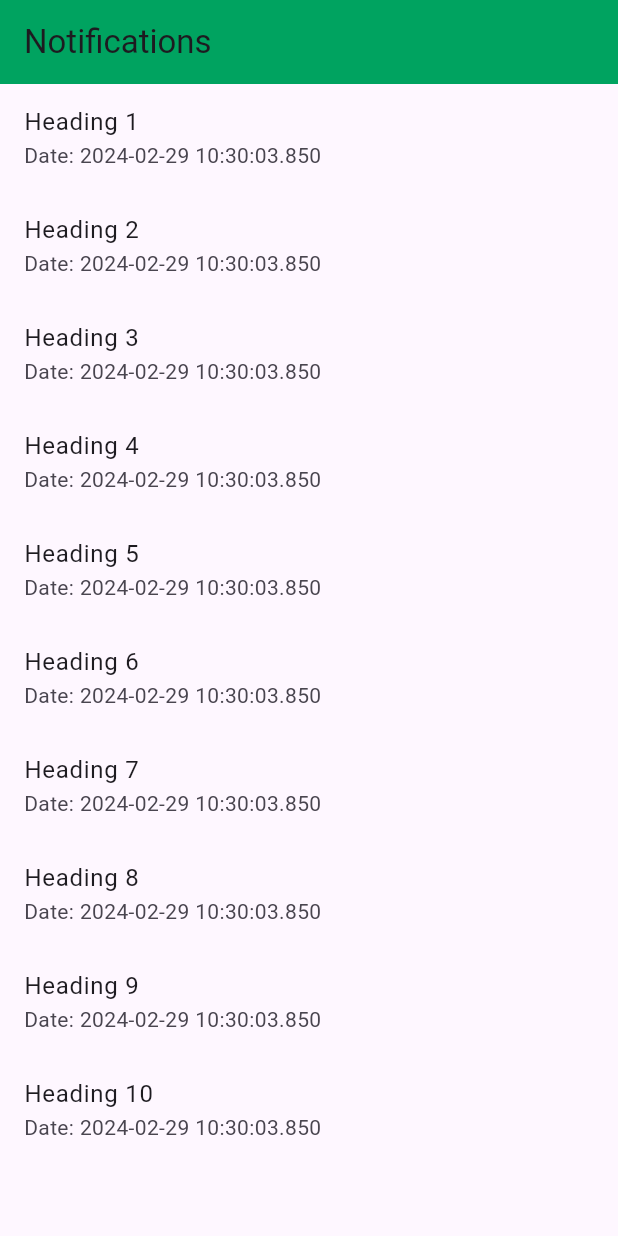
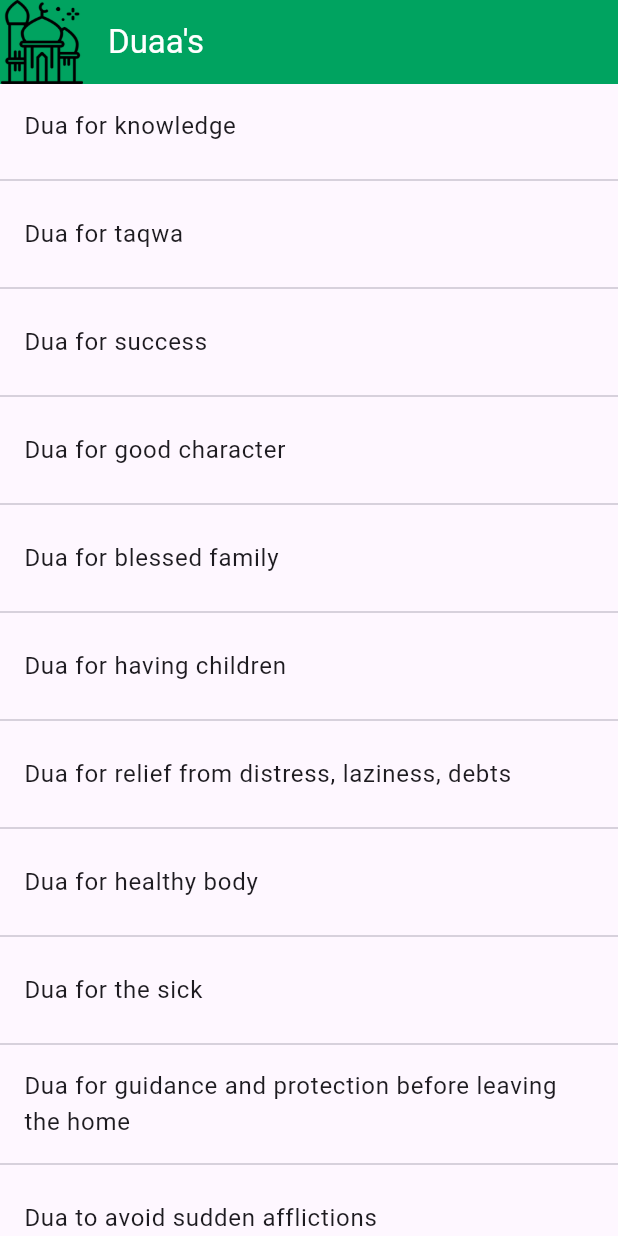
Before and after one commit to MrRoy121/Jamaah-Time, a Flutter app: the NotificationScreen screen opened directly, on a phone screen of 412 x 824 dp. Run offline on Flutter 3.47's test engine with Material 3 defaults, Android fonts, the phone set to English and light mode, and no system bars; our stand-ins replace cloud_firestore, file_picker, firebase_auth, firebase_core, firebase_storage, flutter_local_notifications and 5 more; missing offline and left inert: adhan_dart, flutter_qiblah; accounts and stored records are empty; statements that could not run were skipped.

Commit message:
Duaa's added and Namaz time method set for UK

```diff
--- a/lib/Service/NotificationService.dart
+++ b/lib/Service/NotificationService.dart
@@ -36,7 +36,7 @@ Future<void> scheduleDailyNotifications() async {
     _convertToTime(addMinutes(prayerTimes.fajr!.toLocal(), 15)),
     _convertToTime(addMinutes(prayerTimes.dhuhr!.toLocal(), 15)),
     _convertToTime(prayerTimes.asr!.toLocal()),
-    // _convertToTime(DateTime(prayerTimes.asr!.year, prayerTimes.asr!.month, prayerTimes.asr!.day, 15, 58)),
+    _convertToTime(DateTime(prayerTimes.asr!.year, prayerTimes.asr!.month, prayerTimes.asr!.day, 16, 51)),
     _convertToTime(prayerTimes.maghrib!.toLocal()),
     _convertToTime(prayerTimes.isha!.toLocal()),
   ];
@@ -89,37 +89,55 @@ String getPrayerName(int index) {
 Future<void> scheduleRandomNotifications(
     FlutterLocalNotificationsPlugin flutterLocalNotificationsPlugin) async {
   final List<String> messages = [
-    "1. Lorem Ipsum is simply dummy text of the printing and typesetting industry...",
-    "2. Lorem Ipsum is simply dummy text of the printing and typesetting industry...",
-    "3. Lorem Ipsum is simply dummy text of the printing and typesetting industry...",
-    "4. Lorem Ipsum is simply dummy text of the printing and typesetting industry...",
-    "5. Lorem Ipsum is simply dummy text of the printing and typesetting industry...",
-    "6. Lorem Ipsum is simply dummy text of the printing and typesetting industry...",
-    "7. Lorem Ipsum is simply dummy text of the printing and typesetting industry...",
-    "8. Lorem Ipsum is simply dummy text of the printing and typesetting industry...",
-    "9. Lorem Ipsum is simply dummy text of the printing and typesetting industry...",
-    "10. Lorem Ipsum is simply dummy text of the printing and typesetting industry...",
+    "Oh Allah, I ask you for knowledge that is of benefit, a good provision, and deeds that will be accepted.",
+    "O Allah, give my soul (nafs) its God-fearing righteousness (taqwa) and purify it, for You are the best to purify it. You are its Protector and its Guardian.",
+    "Our Lord! Grant us the good of this world and the Hereafter, and protect us from the torment of the Fire.",
+    "O Allah! You have made my creation perfect, so make my moral characteristics also be the best.",
+    "Our Lord! Grant unto us wives and offspring who will be the comfort of our eyes, and give us (the grace) to lead the righteous.",
+    "My Lord, grant me from Yourself a good offspring. Indeed, You are the Hearer of supplication.",
+    "Oh Allah! I seek refuge with You from worry and grief, from incapacity and laziness, from cowardice and miserliness, from being heavily in debt and from being overpowered by (other) men.",
+    "Oh Allah! Grant me well-being in my body. Oh Allah! Grant me well-being in my hearing. Oh Allah! Grant me well-being in my sight. There is no true God but You.",
+    "O Allah! The Rubb of mankind! Remove this disease and cure me! You are the Great Curer. There is no cure but through You, which leaves behind no disease.",
+    "In the Name of Allah, I place my trust in Allah. There is no might nor power except with Allah.",
+    "In the Name of Allah, with Whose Name nothing is harmed on earth nor in heaven, and He is the All-Hearing, the All-Knowing. [Repeat three times]",
+    "Our Lord! Do not let our hearts deviate after you have guided us. Grant us Your mercy. You are indeed the Giver of all bounties.",
+    "Allah is enough for me. There is no true god but Him, in Him I put my trust, an He is the Lord of the Great Throne. [Repeat seven times]",
+    "I seek refuge in the Perfect Words of Allah from the evil of what He has created.",
+    "O Allah, forgive all of my sins: the small and great, the first and the last, the public and the private.",
+    "Oh Allah, make it a start full of peace and faith, safety and Islam. My Lord and your Lord is Allah.",
+
+
   ];
 
   final List<String> headings = [
-    "heading1",
-    "heading2",
-    "heading3",
-    "heading4",
-    "heading5",
-    "heading6",
-    "heading7",
-    "heading8",
-    "heading9",
-    "heading10",
+    "Dua for knowledge",
+    "Dua for taqwa",
+    "Dua for success",
+    "Dua for good character",
+    "Dua for blessed family",
+    "Dua for having children",
+    "Dua for relief from distress, laziness, debts",
+    "Dua for healthy body",
+    "Dua for the sick",
+    "Dua for guidance and protection before leaving the home",
+    "Dua to avoid sudden afflictions",
+    "Dua for preservation",
+    "Dua that removes anxiety",
+    "Dua for protection in the evening",
+    "Dua for forgiveness of all sins",
+    "When you see the new moon",
+
   ];
 
   final Random random = Random();
 
   final List<Time> notificationTimes = [
-    Time(15, 53),
-    Time(15, 54),
-    Time(15, 56),
+    Time(8, 0),
+    Time(10, 0),
+    Time(1, 0),
+    Time(3, 0),
+    Time(5, 0),
+
   ];
 
   for (final Time time in notificationTimes) {
--- a/lib/Service/PrayerTimeDateCoordinats.dart
+++ b/lib/Service/PrayerTimeDateCoordinats.dart
@@ -17,7 +17,7 @@ class PrayerTimesUtil {
       Coordinates(currentLocation.latitude!, currentLocation.longitude!);
 
       DateTime date = DateTime.now();
-      CalculationParameters params = CalculationMethod.Karachi();
+      CalculationParameters params = CalculationMethod.MuslimWorldLeague();
       params.madhab=Madhab.Hanafi;
       return PrayerTimes(coordinates, date, params, precision: true);
     } else {
--- /dev/null
+++ b/lib/User panel/Screen/Duas.dart
@@ -0,0 +1,150 @@
+import 'package:flutter/material.dart';
+
+class NotificationScreen extends StatefulWidget {
+  const NotificationScreen({Key? key}) : super(key: key);
+
+  @override
+  State<NotificationScreen> createState() => _NotificationScreenState();
+}
+
+class _NotificationScreenState extends State<NotificationScreen> {
+  final List<String> headings = [
+    "Dua for knowledge",
+    "Dua for taqwa",
+    "Dua for success",
+    "Dua for good character",
+    "Dua for blessed family",
+    "Dua for having children",
+    "Dua for relief from distress, laziness, debts",
+    "Dua for healthy body",
+    "Dua for the sick",
+    "Dua for guidance and protection before leaving the home",
+    "Dua to avoid sudden afflictions",
+    "Dua for preservation",
+    "Dua that removes anxiety",
+    "Dua for protection in the evening",
+    "Dua for forgiveness of all sins",
+    "When you see the new moon",
+
+  ];
+
+  final List<String> messages = [
+    "Oh Allah, I ask you for knowledge that is of benefit, a good provision, and deeds that will be accepted.",
+    "O Allah, give my soul (nafs) its God-fearing righteousness (taqwa) and purify it, for You are the best to purify it. You are its Protector and its Guardian.",
+    "Our Lord! Grant us the good of this world and the Hereafter, and protect us from the torment of the Fire.",
+    "O Allah! You have made my creation perfect, so make my moral characteristics also be the best.",
+    "Our Lord! Grant unto us wives and offspring who will be the comfort of our eyes, and give us (the grace) to lead the righteous.",
+    "My Lord, grant me from Yourself a good offspring. Indeed, You are the Hearer of supplication.",
+    "Oh Allah! I seek refuge with You from worry and grief, from incapacity and laziness, from cowardice and miserliness, from being heavily in debt and from being overpowered by (other) men.",
+    "Oh Allah! Grant me well-being in my body. Oh Allah! Grant me well-being in my hearing. Oh Allah! Grant me well-being in my sight. There is no true God but You.",
+    "O Allah! The Rubb of mankind! Remove this disease and cure me! You are the Great Curer. There is no cure but through You, which leaves behind no disease.",
+    "In the Name of Allah, I place my trust in Allah. There is no might nor power except with Allah.",
+    "In the Name of Allah, with Whose Name nothing is harmed on earth nor in heaven, and He is the All-Hearing, the All-Knowing. [Repeat three times]",
+    "Our Lord! Do not let our hearts deviate after you have guided us. Grant us Your mercy. You are indeed the Giver of all bounties.",
+    "Allah is enough for me. There is no true god but Him, in Him I put my trust, an He is the Lord of the Great Throne. [Repeat seven times]",
+    "I seek refuge in the Perfect Words of Allah from the evil of what He has created.",
+    "O Allah, forgive all of my sins: the small and great, the first and the last, the public and the private.",
+    "Oh Allah, make it a start full of peace and faith, safety and Islam. My Lord and your Lord is Allah.",
+// Add messages 2 through 10 here
+  ];
+
+  @override
+  Widget build(BuildContext context) {
+    return Scaffold(
+      appBar: AppBar(
+        leading: Image.asset(
+          'Assets/logo.png',
+          width: 10,
+          height: 10,
+        ),
+        title: Text(
+          "Duaa's",
+          style: TextStyle(
+            color: Colors.white,
+          ),
+        ),
+      ),
+      body: ListView.separated(
+        itemCount: headings.length,
+        separatorBuilder: (context, index) => Divider(), // Add a Divider between items
+        itemBuilder: (context, index) {
+          return ListTile(
+            title: Text(headings[index]),
+            // subtitle: Text('Date: ${_getDate()}'),
+            onTap: () {
+              _showNotificationDetails(headings[index], messages[index]);
+            },
+          );
+        },
+      ),
+    );
+  }
+
+  String _getDate() {
+    // Return current date here
+    return DateTime.now().toString();
+  }
+
+  void _showNotificationDetails(String heading, String message) {
+    // Navigate to a new screen to show full details of the notification
+    Navigator.push(
+      context,
+      MaterialPageRoute(
+        builder: (context) => NotificationDetailsScreen(
+          heading: heading,
+          message: message,
+        ),
+      ),
+    );
+  }
+}
+
+class NotificationDetailsScreen extends StatelessWidget {
+  final String heading;
+  final String message;
+
+  const NotificationDetailsScreen({
+    Key? key,
+    required this.heading,
+    required this.message,
+  }) : super(key: key);
+
+  @override
+  Widget build(BuildContext context) {
+    return Scaffold(
+      appBar: AppBar(
+        leading: Image.asset(
+          'Assets/logo.png',
+          width: 10,
+          height: 10,
+        ),
+        title: Text(
+          "Duaa",
+          style: TextStyle(
+            color: Colors.white,
+          ),
+        ),
+      ),
+      body: Padding(
+        padding: const EdgeInsets.all(16.0),
+        child: Column(
+          crossAxisAlignment: CrossAxisAlignment.start,
+          children: [
+            Text(
+              heading,
+              style: TextStyle(
+                fontSize: 20,
+                fontWeight: FontWeight.bold,
+              ),
+            ),
+            SizedBox(height: 10),
+            Text(
+              message,
+              style: TextStyle(fontSize: 16),
+            ),
+          ],
+        ),
+      ),
+    );
+  }
+}
--- a/lib/User panel/Screen/Navbar.dart
+++ b/lib/User panel/Screen/Navbar.dart
@@ -6,7 +6,7 @@ import 'package:jamaah_time/Admin%20Panel/info.dart';
 import 'package:jamaah_time/Admin%20Panel/mosque_info_input.dart';
 import 'package:jamaah_time/User%20panel/Screen/homescreen.dart';
 import 'package:jamaah_time/User%20panel/Screen/mosqueInfo.dart';
-import 'package:jamaah_time/User%20panel/Screen/notification.dart';
+import 'package:jamaah_time/User%20panel/Screen/Duas.dart';
 import 'package:jamaah_time/User%20panel/Screen/qiblaScreen_direction.dart';
 import 'package:jamaah_time/User%20panel/e-shoping/uShoping.dart';
 
@@ -62,8 +62,8 @@ class _NavbarState extends State<Navbar> {
             text: 'Qibla',
           ),
           GButton(
-            icon: Icons.notifications,
-            text: 'Notification',
+            icon: Icons.menu_book,
+            text: "Duaa",
           ),
           GButton(
             icon: Icons.add_shopping_cart,
--- a/lib/User panel/Screen/homescreen.dart
+++ b/lib/User panel/Screen/homescreen.dart
@@ -65,7 +65,7 @@ class _HomeScreenState extends State<HomeScreen> {
         _currentPosition!.longitude.toDouble())
         : Coordinates(0.0, 0.0);
     DateTime date = DateTime.now();
-    CalculationParameters params = CalculationMethod.Karachi();
+    CalculationParameters params = CalculationMethod.MuslimWorldLeague();
     params.madhab=Madhab.Hanafi;
     PrayerTimes prayerTimes = PrayerTimes(coordinates, date, params, precision: true);
 
--- a/lib/User panel/Screen/notification.dart
+++ /dev/null
@@ -1,139 +0,0 @@
-import 'package:flutter/material.dart';
-
-class NotificationScreen extends StatefulWidget {
-  const NotificationScreen({Key? key}) : super(key: key);
-
-  @override
-  State<NotificationScreen> createState() => _NotificationScreenState();
-}
-
-class _NotificationScreenState extends State<NotificationScreen> {
-  final List<String> headings = [
-    'Heading 1',
-    'Heading 2',
-    'Heading 3',
-    'Heading 4',
-    'Heading 5',
-    'Heading 6',
-    'Heading 7',
-    'Heading 8',
-    'Heading 9',
-    'Heading 10'
-  ];
-
-  final List<String> messages = [
-    '1 Lorem Ipsum is simply dummy text of the printing and typesetting industry. Lorem Ipsum has been the industry\'s standard dummy text ever since the 1500s, when an unknown printer took a galley of type and scrambled it to make a type specimen book.',
-    '2 Lorem Ipsum is simply dummy text of the printing and typesetting industry. Lorem Ipsum has been the industry\'s standard dummy text ever since the 1500s, when an unknown printer took a galley of type and scrambled it to make a type specimen book.',
-    '3 Lorem Ipsum is simply dummy text of the printing and typesetting industry. Lorem Ipsum has been the industry\'s standard dummy text ever since the 1500s, when an unknown printer took a galley of type and scrambled it to make a type specimen book.',
-    '4 Lorem Ipsum is simply dummy text of the printing and typesetting industry. Lorem Ipsum has been the industry\'s standard dummy text ever since the 1500s, when an unknown printer took a galley of type and scrambled it to make a type specimen book.',
-    '5 Lorem Ipsum is simply dummy text of the printing and typesetting industry. Lorem Ipsum has been the industry\'s standard dummy text ever since the 1500s, when an unknown printer took a galley of type and scrambled it to make a type specimen book.',
-    '6 Lorem Ipsum is simply dummy text of the printing and typesetting industry. Lorem Ipsum has been the industry\'s standard dummy text ever since the 1500s, when an unknown printer took a galley of type and scrambled it to make a type specimen book.',
-    '7 Lorem Ipsum is simply dummy text of the printing and typesetting industry. Lorem Ipsum has been the industry\'s standard dummy text ever since the 1500s, when an unknown printer took a galley of type and scrambled it to make a type specimen book.',
-    '8 Lorem Ipsum is simply dummy text of the printing and typesetting industry. Lorem Ipsum has been the industry\'s standard dummy text ever since the 1500s, when an unknown printer took a galley of type and scrambled it to make a type specimen book.',
-    '9 Lorem Ipsum is simply dummy text of the printing and typesetting industry. Lorem Ipsum has been the industry\'s standard dummy text ever since the 1500s, when an unknown printer took a galley of type and scrambled it to make a type specimen book.',
-    '10 Lorem Ipsum is simply dummy text of the printing and typesetting industry. Lorem Ipsum has been the industry\'s standard dummy text ever since the 1500s, when an unknown printer took a galley of type and scrambled it to make a type specimen book.',
-    // Add messages 2 through 10 here
-  ];
-
-  @override
-  Widget build(BuildContext context) {
-    return Scaffold(
-      appBar: AppBar(
-        title: Text('Notifications'),
-      ),
-      body: ListView.builder(
-        itemCount: headings.length,
-        itemBuilder: (context, index) {
-          return ListTile(
-            title: Text(headings[index]),
-            subtitle: Text('Date: ${_getDate()}'),
-            onTap: () {
-              _showNotificationDetails(headings[index], messages[index]);
-            },
-          );
-        },
-      ),
-    );
-  }
-
-  String _getDate() {
-    // Return current date here
-    return DateTime.now().toString();
-  }
-
-  void _showNotificationDetails(String heading, String message) {
-    // Navigate to a new screen to show full details of the notification
-    Navigator.push(
-      context,
-      MaterialPageRoute(
-        builder: (context) => NotificationDetailsScreen(
-          heading: heading,
-          message: message,
-        ),
-      ),
-    );
-  }
-}
-
-class NotificationDetailsScreen extends StatelessWidget {
-  final String heading;
-  final String message;
-
-  const NotificationDetailsScreen({
-    Key? key,
-    required this.heading,
-    required this.message,
-  }) : super(key: key);
-
-  @override
-  Widget build(BuildContext context) {
-    return Scaffold(
-      appBar: AppBar(
-        title: Text('Notification Details'),
-      ),
-      body: Padding(
-        padding: const EdgeInsets.all(16.0),
-        child: Column(
-          crossAxisAlignment: CrossAxisAlignment.start,
-          children: [
-            Text(
-              heading,
-              style: TextStyle(
-                fontSize: 20,
-                fontWeight: FontWeight.bold,
-              ),
-            ),
-            SizedBox(height: 10),
-            Text(
-              message,
-              style: TextStyle(fontSize: 16),
-            ),
-          ],
-        ),
-      ),
-    );
-  }
-}
-
-
-// import 'package:flutter/material.dart';
-//
-// class NotificationScreen extends StatefulWidget {
-//   const NotificationScreen({Key? key}) : super(key: key);
-//
-//   @override
-//   State<NotificationScreen> createState() => _NotificationScreenState();
-// }
-//
-// class _NotificationScreenState extends State<NotificationScreen> {
-//   @override
-//   Widget build(BuildContext context) {
-//     return Scaffold(
-//       body: Center(
-//         child: Text(
-//           "Notifications will updated soon",
-//         ),
-//       ),
-//     );
-//   }
-// }
```
Also changed, not shown: lib/Service/Dua_service.dart (deleted, +0 -85 lines), lib/main.dart (line endings or trailing spaces).
